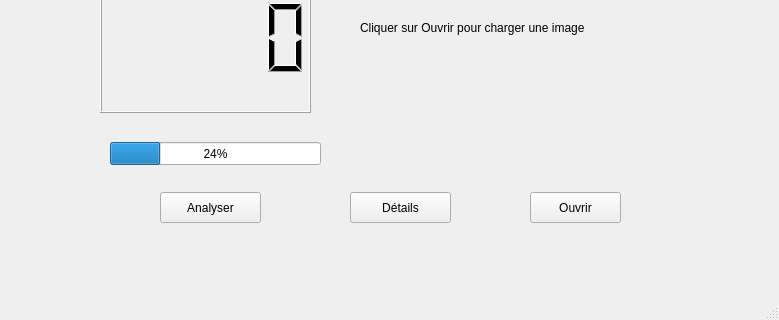
Qt form BotPanelReader/mainwindow.ui (paulcpro/PanneauxAI) before a commit; both pictures show x 0 to 779 and y 175 to 495 of the 779 by 495 pixel window.
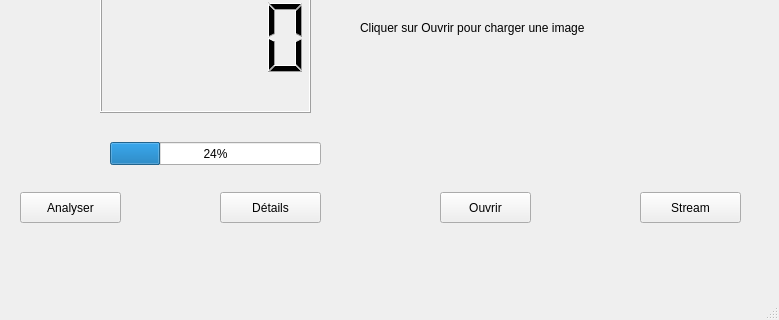
The same form after that commit.

```diff
--- a/BotPanelReader/mainwindow.ui
+++ b/BotPanelReader/mainwindow.ui
@@ -63,7 +63,7 @@
    <widget class="QPushButton" name="pushButton">
     <property name="geometry">
      <rect>
-      <x>160</x>
+      <x>20</x>
       <y>350</y>
       <width>101</width>
       <height>31</height>
@@ -76,7 +76,7 @@
    <widget class="QPushButton" name="pushButton_2">
     <property name="geometry">
      <rect>
-      <x>530</x>
+      <x>440</x>
       <y>350</y>
       <width>91</width>
       <height>31</height>
@@ -89,7 +89,7 @@
    <widget class="QPushButton" name="pushButton_3">
     <property name="geometry">
      <rect>
-      <x>350</x>
+      <x>220</x>
       <y>350</y>
       <width>101</width>
       <height>31</height>
@@ -99,6 +99,19 @@
      <string>Détails</string>
     </property>
    </widget>
+   <widget class="QPushButton" name="pushButton_4">
+    <property name="geometry">
+     <rect>
+      <x>640</x>
+      <y>350</y>
+      <width>101</width>
+      <height>31</height>
+     </rect>
+    </property>
+    <property name="text">
+     <string>Stream</string>
+    </property>
+   </widget>
   </widget>
   <widget class="QMenuBar" name="menuBar">
    <property name="geometry">
```
